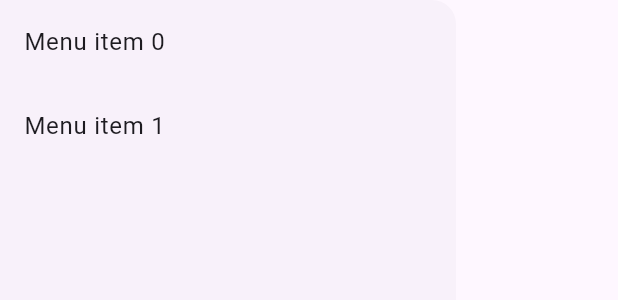
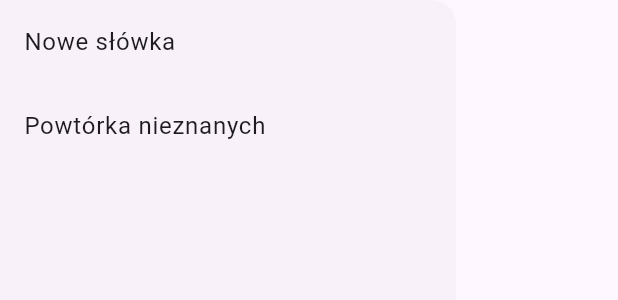
Before and after one commit to bareq/flutter_flash_cards, a Flutter app: the MainMenu widget shown alone on an empty page, opened directly, on a phone screen of 412 x 824 dp. Shown: the top 300 px of the screen. Run offline on Flutter 3.47's test engine with Material 2 defaults, Android fonts, the light colour scheme and no system bars; our stand-ins replace get_it.

Commit message:
Added correct menu entries

```diff
--- a/lib/features/main_menu/widget/main_menu.dart
+++ b/lib/features/main_menu/widget/main_menu.dart
@@ -4,6 +4,8 @@ import 'package:provider/provider.dart';
 
 class MainMenu extends StatelessWidget {
   const MainMenu({super.key});
+
+  final menuItems = const ["Nowe słówka", "Powtórka nieznanych"];
 
   @override
   Widget build(BuildContext context) {
@@ -13,7 +15,7 @@ class MainMenu extends StatelessWidget {
         itemCount: 2,
         itemBuilder: (context, index) {
           return ListTile(
-            title: Text('Menu item $index'),
+            title: Text(menuItems[index]),
             onTap: () {
               mainMenuViewModel.changeMenuItem(index);
               Navigator.pop(context);
```
